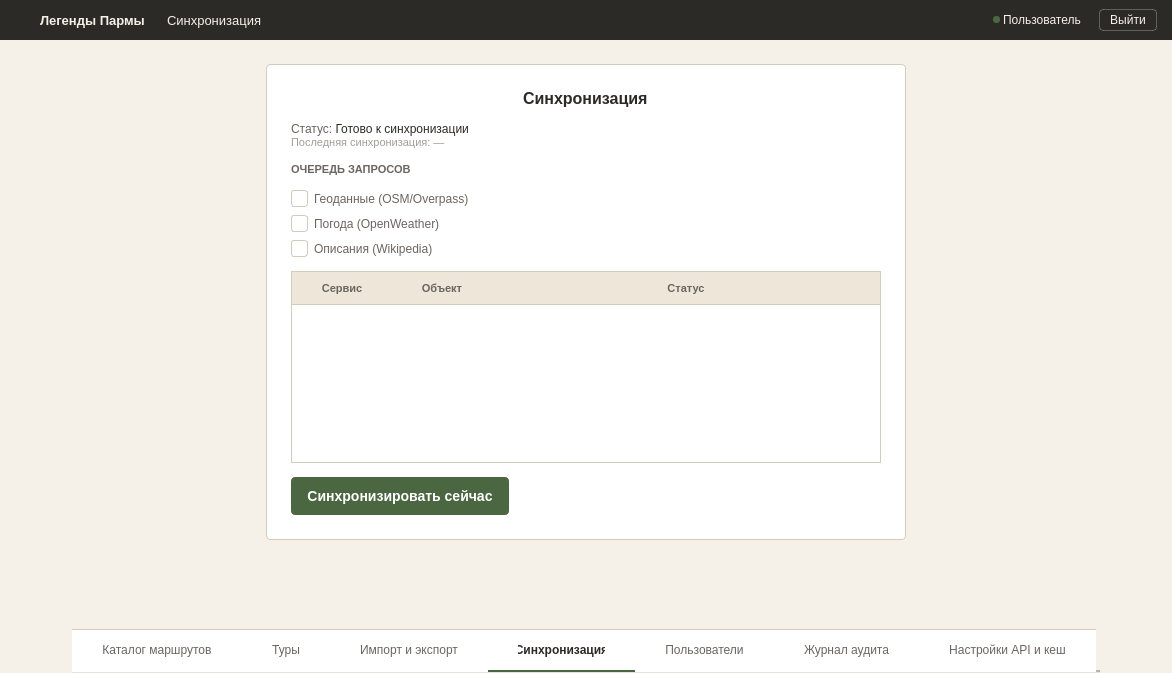
Above: ui/sinhr_window.ui from nikolas-po/legends_parma before the change. Below: the same form after it.
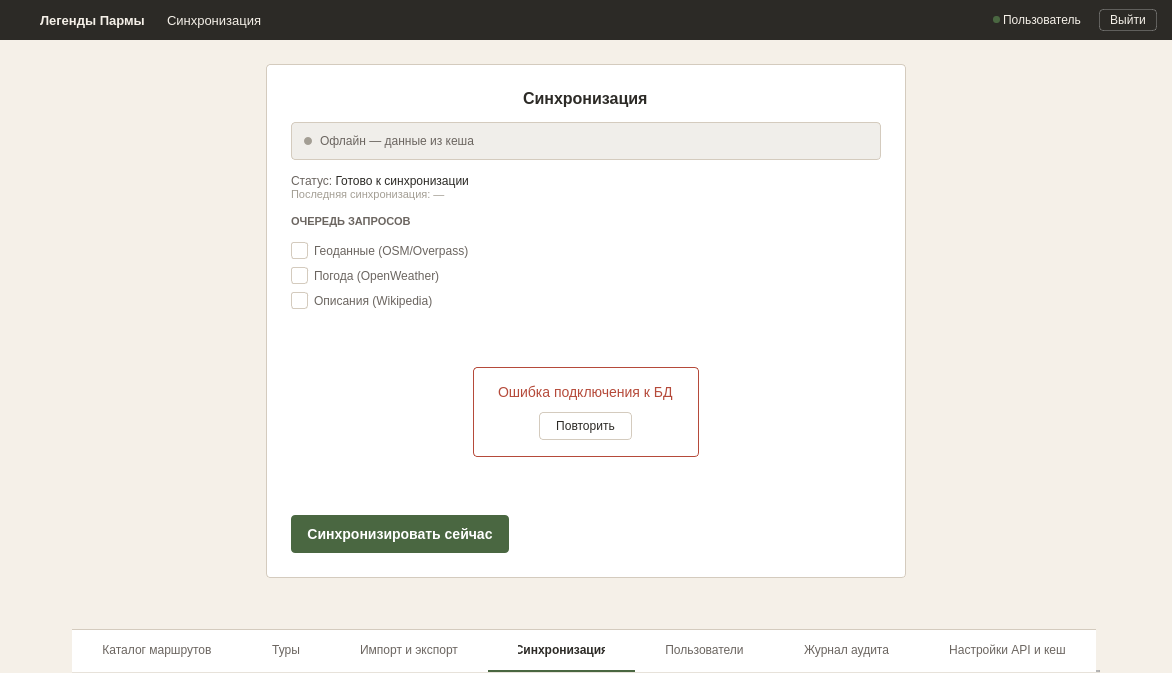
That is the form after the change. The open tabs and pages were chosen to show the change. Icons and pictures are not drawn.

Commit message: для нескольких окно сделал состояния

Patch:
```diff
--- a/ui/sinhr_window.ui
+++ b/ui/sinhr_window.ui
@@ -14,125 +14,52 @@
    <string>SynchronizationWindow</string>
   </property>
   <property name="styleSheet">
-   <string notr="true">#centralwidget {
-    background-color: #F5F0E8;
-}
+   <string notr="true">#centralwidget { background-color: #F5F0E8; }
+#headerFrame { background-color: #2C2A26; border: none; }
+#headerFrame QLabel { color: #F5F0E8; }
+#logout_btn { background-color: transparent; color: #F5F0E8; border: 1px solid rgba(255, 255, 255, 0.25); padding: 3px 10px; font-size: 12px; border-radius: 4px; }
+#logout_btn:hover { background-color: rgba(255, 255, 255, 0.08); border: 1px solid rgba(255, 255, 255, 0.4); }
+#logout_btn:pressed { background-color: rgba(255, 255, 255, 0.12); border: 1px solid rgba(255, 255, 255, 0.5); }
 
-#headerFrame { 
-    background-color: #2C2A26; 
-    border: none; 
-}
-#headerFrame QLabel { 
-    color: #F5F0E8; 
-}
-#logout_btn {
-    background-color: transparent;
-    color: #F5F0E8;
-    border: 1px solid rgba(255, 255, 255, 0.25);
-    padding: 3px 10px;
-    font-size: 12px;
-    border-radius: 4px;
-}
-#logout_btn:hover {
-    background-color: rgba(255, 255, 255, 0.08);
-    border: 1px solid rgba(255, 255, 255, 0.4);
-}
-#logout_btn:pressed {
-    background-color: rgba(255, 255, 255, 0.12);
-    border: 1px solid rgba(255, 255, 255, 0.5);
-}
+#formCard { background-color: #FFFFFF; border: 1px solid #D4CBBE; border-radius: 4px; }
+#lbl_form_title { font-size: 16px; font-weight: 600; color: #2C2A26; }
+#lbl_status { font-size: 12px; }
+#lbl_queue_title { font-size: 11px; font-weight: 600; color: #6B6560; }
 
-#formCard {
-    background-color: #FFFFFF;
-    border: 1px solid #D4CBBE;
-    border-radius: 4px;
-}
-#lbl_form_title {
-    font-size: 16px;
-    font-weight: 600;
-    color: #2C2A26;
-}
-#lbl_status {
-    font-size: 12px;
-}
-#lbl_queue_title {
-    font-size: 11px;
-    font-weight: 600;
-    color: #6B6560;
-}
+QCheckBox { spacing: 6px; font-size: 12px; color: #6B6560; background: transparent; }
+QCheckBox::indicator { width: 15px; height: 15px; border-radius: 3px; border: 1px solid #D4CBBE; background-color: #FFFFFF; }
+QCheckBox::indicator:hover { border: 1px solid #B8AE9E; }
+QCheckBox::indicator:checked { background-color: #4A6741; border: 1px solid #4A6741; }
+QCheckBox::indicator:disabled { background-color: #E5DFD4; border: 1px solid #E5DFD4; }
+QCheckBox:disabled { color: #A39E94; }
 
-QCheckBox {
-    spacing: 6px;
-    font-size: 12px;
-    color: #6B6560;
-    background: transparent;
-}
-QCheckBox::indicator {
-    width: 15px;
-    height: 15px;
-    border-radius: 3px;
-    border: 1px solid #D4CBBE;
-    background-color: #FFFFFF;
-}
-QCheckBox::indicator:hover {
-    border: 1px solid #B8AE9E;
-}
-QCheckBox::indicator:checked {
-    background-color: #4A6741;
-    border: 1px solid #4A6741;
-}
+QTableWidget { background-color: #FFFFFF; border: 1px solid #D4CBBE; outline: none; }
+QHeaderView::section { background-color: #EDE6D9; color: #6B6560; font-size: 11px; font-weight: 600; border: none; border-bottom: 1px solid #D4CBBE; padding: 7px 10px; }
+QTableWidget::item { border-bottom: 1px solid #E0DCD3; padding: 7px 10px; color: #2C2A26; font-size: 12px; }
+QTableWidget::item:hover { background-color: #EDE6D9; }
 
-QTableWidget {
-    background-color: #FFFFFF;
-    border: 1px solid #D4CBBE;
-    outline: none;
-}
-QHeaderView::section {
-    background-color: #EDE6D9;
-    color: #6B6560;
-    font-size: 11px;
-    font-weight: 600;
-    border: none;
-    border-bottom: 1px solid #D4CBBE;
-    padding: 7px 10px;
-}
-QTableWidget::item {
-    border-bottom: 1px solid #E0DCD3;
-    padding: 7px 10px;
-    color: #2C2A26;
-    font-size: 12px;
-}
-QTableWidget::item:hover {
-    background-color: #EDE6D9;
-}
-
-#btn_sync {
-    background-color: #4A6741;
-    color: #FFFFFF;
-    border: none;
-    padding: 11px 16px;
-    font-size: 14px;
-    font-weight: 600;
-    border-radius: 4px;
-}
+#btn_sync { background-color: #4A6741; color: #FFFFFF; border: none; padding: 11px 16px; font-size: 14px; font-weight: 600; border-radius: 4px; }
 #btn_sync:hover { background-color: #3D5636; }
 #btn_sync:pressed { background-color: #334A2E; }
 #btn_sync:disabled { background-color: #A8B5A0; }
+#btn_sync:focus { border: 1px dashed #4A6741; }
+
+#offlineBanner { background-color: #F0EEEA; border: 1px solid #D4CBBE; border-radius: 4px; }
+#offlineBanner QLabel { font-size: 12px; color: #6B6560; }
+#offlineDot { background-color: #A39E94; border-radius: 4px; min-width: 8px; max-width: 8px; min-height: 8px; max-height: 8px; }
+
+#lblLoadingTitle { font-size: 14px; color: #6B6560; }
+#lblLoadingSub { font-size: 12px; color: #A39E94; }
+#lblEmptyTitle { font-size: 14px; color: #6B6560; }
+#lblEmptySub { font-size: 12px; color: #A39E94; }
+#errorFrame { background-color: #FFFFFF; border: 1px solid #B54A3A; border-radius: 4px; }
+#errorFrame QLabel { font-size: 14px; color: #B54A3A; }
+#btnRetry { background-color: #FFFFFF; color: #2C2A26; border: 1px solid #D4CBBE; border-radius: 4px; padding: 6px 16px; font-size: 12px; }
+#btnRetry:hover { border: 1px solid #4A6741; background-color: #F5F0E8; }
 
 QTabWidget::panel { border: none; background-color: #FFFFFF; }
 QTabBar { background-color: #FFFFFF; border: none; }
-QTabBar::tab { 
-    height: 40px; 
-    background-color: #FFFFFF; 
-    color: #6B6560; 
-    font-size: 12px; 
-    font-weight: normal; 
-    padding: 0px 30px; 
-    border: none; 
-    border-bottom: 2px solid transparent; 
-    border-top: 1px solid #D4CBBE;
-    text-align: center; 
-}
+QTabBar::tab { height: 40px; background-color: #FFFFFF; color: #6B6560; font-size: 12px; font-weight: normal; padding: 0px 30px; border: none; border-bottom: 2px solid transparent; border-top: 1px solid #D4CBBE; text-align: center; }
 QTabBar::tab:hover { color: #2C2A26; }
 QTabBar::tab:selected { color: #2C2A26; font-weight: 600; border-bottom: 2px solid #4A6741; }</string>
   </property>
@@ -366,6 +293,36 @@
            </property>
           </widget>
          </item>
+         
+         <item>
+          <widget class="QFrame" name="offlineBanner">
+           <property name="visible"><bool>false</bool></property>
+           <layout class="QHBoxLayout" name="offlineLayout">
+            <property name="spacing"><number>8</number></property>
+            <property name="leftMargin"><number>12</number></property>
+            <property name="topMargin"><number>8</number></property>
+            <property name="rightMargin"><number>12</number></property>
+            <property name="bottomMargin"><number>8</number></property>
+            <item>
+             <widget class="QLabel" name="offlineDot">
+              <property name="text"><string/></property>
+             </widget>
+            </item>
+            <item>
+             <widget class="QLabel" name="lbl_offline">
+              <property name="text"><string>Офлайн — данные из кеша</string></property>
+             </widget>
+            </item>
+            <item>
+             <spacer name="offlineSpacer">
+              <property name="orientation"><enum>Qt::Orientation::Horizontal</enum></property>
+              <property name="sizeHint" stdset="0"><size><width>40</width><height>20</height></size></property>
+             </spacer>
+            </item>
+           </layout>
+          </widget>
+         </item>
+         
          <item>
           <widget class="QLabel" name="lbl_status">
            <property name="text">
@@ -409,42 +366,138 @@
           </layout>
          </item>
          <item>
-          <widget class="QTableWidget" name="tableQueue">
-           <property name="minimumSize">
-            <size>
-             <width>0</width>
-             <height>150</height>
-            </size>
-           </property>
-           <property name="selectionMode">
-            <enum>QAbstractItemView::SelectionMode::SingleSelection</enum>
-           </property>
-           <property name="selectionBehavior">
-            <enum>QAbstractItemView::SelectionBehavior::SelectRows</enum>
-           </property>
-           <property name="showGrid">
-            <bool>false</bool>
-           </property>
-           <attribute name="horizontalHeaderStretchLastSection">
-            <bool>true</bool>
-           </attribute>
-           <column>
-            <property name="text">
-             <string>Сервис</string>
-            </property>
-           </column>
-           <column>
-            <property name="text">
-             <string>Объект</string>
-            </property>
-           </column>
-           <column>
-            <property name="text">
-             <string>Статус</string>
-            </property>
-           </column>
+          <widget class="QStackedWidget" name="stateStack">
+           <property name="currentIndex"><number>0</number></property>
+           
+           <widget class="QWidget" name="pageNormal">
+            <layout class="QVBoxLayout" name="normalLayout">
+             <property name="leftMargin"><number>0</number></property>
+             <property name="topMargin"><number>0</number></property>
+             <property name="rightMargin"><number>0</number></property>
+             <property name="bottomMargin"><number>0</number></property>
+             <item>
+              <widget class="QTableWidget" name="tableQueue">
+               <property name="minimumSize"><size><width>0</width><height>150</height></size></property>
+               <property name="selectionMode"><enum>QAbstractItemView::SelectionMode::SingleSelection</enum></property>
+               <property name="selectionBehavior"><enum>QAbstractItemView::SelectionBehavior::SelectRows</enum></property>
+               <property name="showGrid"><bool>false</bool></property>
+               <attribute name="horizontalHeaderStretchLastSection"><bool>true</bool></attribute>
+               <column><property name="text"><string>Сервис</string></property></column>
+               <column><property name="text"><string>Объект</string></property></column>
+               <column><property name="text"><string>Статус</string></property></column>
+              </widget>
+             </item>
+            </layout>
+           </widget>
+           
+           <widget class="QWidget" name="pageLoading">
+            <layout class="QVBoxLayout" name="loadingLayout">
+             <property name="leftMargin"><number>0</number></property>
+             <property name="topMargin"><number>0</number></property>
+             <property name="rightMargin"><number>0</number></property>
+             <property name="bottomMargin"><number>0</number></property>
+             <item>
+              <spacer name="loadingSpacerTop">
+               <property name="orientation"><enum>Qt::Orientation::Vertical</enum></property>
+               <property name="sizeHint" stdset="0"><size><width>20</width><height>40</height></size></property>
+              </spacer>
+             </item>
+             <item alignment="Qt::AlignHCenter">
+              <widget class="QLabel" name="lblLoadingTitle">
+               <property name="text"><string>Загрузка...</string></property>
+              </widget>
+             </item>
+             <item alignment="Qt::AlignHCenter">
+              <widget class="QLabel" name="lblLoadingSub">
+               <property name="text"><string>Индикатор прогресса</string></property>
+              </widget>
+             </item>
+             <item>
+              <spacer name="loadingSpacerBottom">
+               <property name="orientation"><enum>Qt::Orientation::Vertical</enum></property>
+               <property name="sizeHint" stdset="0"><size><width>20</width><height>40</height></size></property>
+              </spacer>
+             </item>
+            </layout>
+           </widget>
+           
+           <widget class="QWidget" name="pageEmpty">
+            <layout class="QVBoxLayout" name="emptyLayout">
+             <property name="leftMargin"><number>0</number></property>
+             <property name="topMargin"><number>0</number></property>
+             <property name="rightMargin"><number>0</number></property>
+             <property name="bottomMargin"><number>0</number></property>
+             <item>
+              <spacer name="emptySpacerTop">
+               <property name="orientation"><enum>Qt::Orientation::Vertical</enum></property>
+               <property name="sizeHint" stdset="0"><size><width>20</width><height>40</height></size></property>
+              </spacer>
+             </item>
+             <item alignment="Qt::AlignHCenter">
+              <widget class="QLabel" name="lblEmptyTitle">
+               <property name="text"><string>Ничего не найдено</string></property>
+              </widget>
+             </item>
+             <item alignment="Qt::AlignHCenter">
+              <widget class="QLabel" name="lblEmptySub">
+               <property name="text"><string>Измените фильтры</string></property>
+              </widget>
+             </item>
+             <item>
+              <spacer name="emptySpacerBottom">
+               <property name="orientation"><enum>Qt::Orientation::Vertical</enum></property>
+               <property name="sizeHint" stdset="0"><size><width>20</width><height>40</height></size></property>
+              </spacer>
+             </item>
+            </layout>
+           </widget>
+           
+           <widget class="QWidget" name="pageError">
+            <layout class="QVBoxLayout" name="errorLayout">
+             <property name="leftMargin"><number>0</number></property>
+             <property name="topMargin"><number>0</number></property>
+             <property name="rightMargin"><number>0</number></property>
+             <property name="bottomMargin"><number>0</number></property>
+             <item>
+              <spacer name="errorSpacerTop">
+               <property name="orientation"><enum>Qt::Orientation::Vertical</enum></property>
+               <property name="sizeHint" stdset="0"><size><width>20</width><height>40</height></size></property>
+              </spacer>
+             </item>
+             <item alignment="Qt::AlignHCenter">
+              <widget class="QFrame" name="errorFrame">
+               <layout class="QVBoxLayout" name="errorFrameLayout">
+                <property name="spacing"><number>12</number></property>
+                <property name="leftMargin"><number>24</number></property>
+                <property name="topMargin"><number>16</number></property>
+                <property name="rightMargin"><number>24</number></property>
+                <property name="bottomMargin"><number>16</number></property>
+                <item alignment="Qt::AlignHCenter">
+                 <widget class="QLabel" name="lblErrorMessage">
+                  <property name="text"><string>Ошибка подключения к БД</string></property>
+                 </widget>
+                </item>
+                <item alignment="Qt::AlignHCenter">
+                 <widget class="QPushButton" name="btnRetry">
+                  <property name="cursor"><cursorShape>PointingHandCursor</cursorShape></property>
+                  <property name="text"><string>Повторить</string></property>
+                 </widget>
+                </item>
+               </layout>
+              </widget>
+             </item>
+             <item>
+              <spacer name="errorSpacerBottom">
+               <property name="orientation"><enum>Qt::Orientation::Vertical</enum></property>
+               <property name="sizeHint" stdset="0"><size><width>20</width><height>40</height></size></property>
+              </spacer>
+             </item>
+            </layout>
+           </widget>
+           
           </widget>
          </item>
+         
          <item alignment="Qt::AlignmentFlag::AlignLeft">
           <widget class="QPushButton" name="btn_sync">
            <property name="cursor">
```
Left out of the diff: 368 changed lines with no effect on the pictures. The commit also changes 7 other files.
